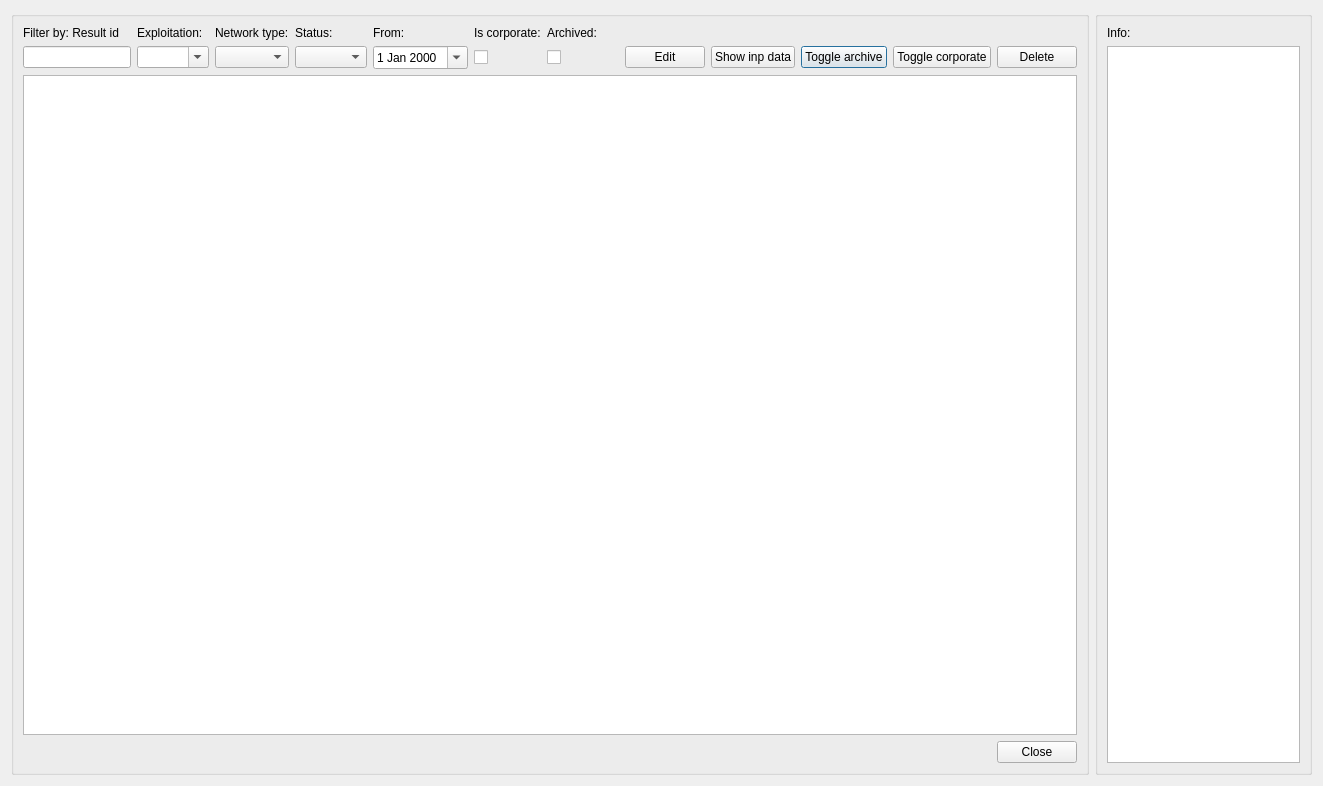
Qt form core/ui/toolbars/epa/go2epa_manager.ui (giswater/plugin) before a commit.
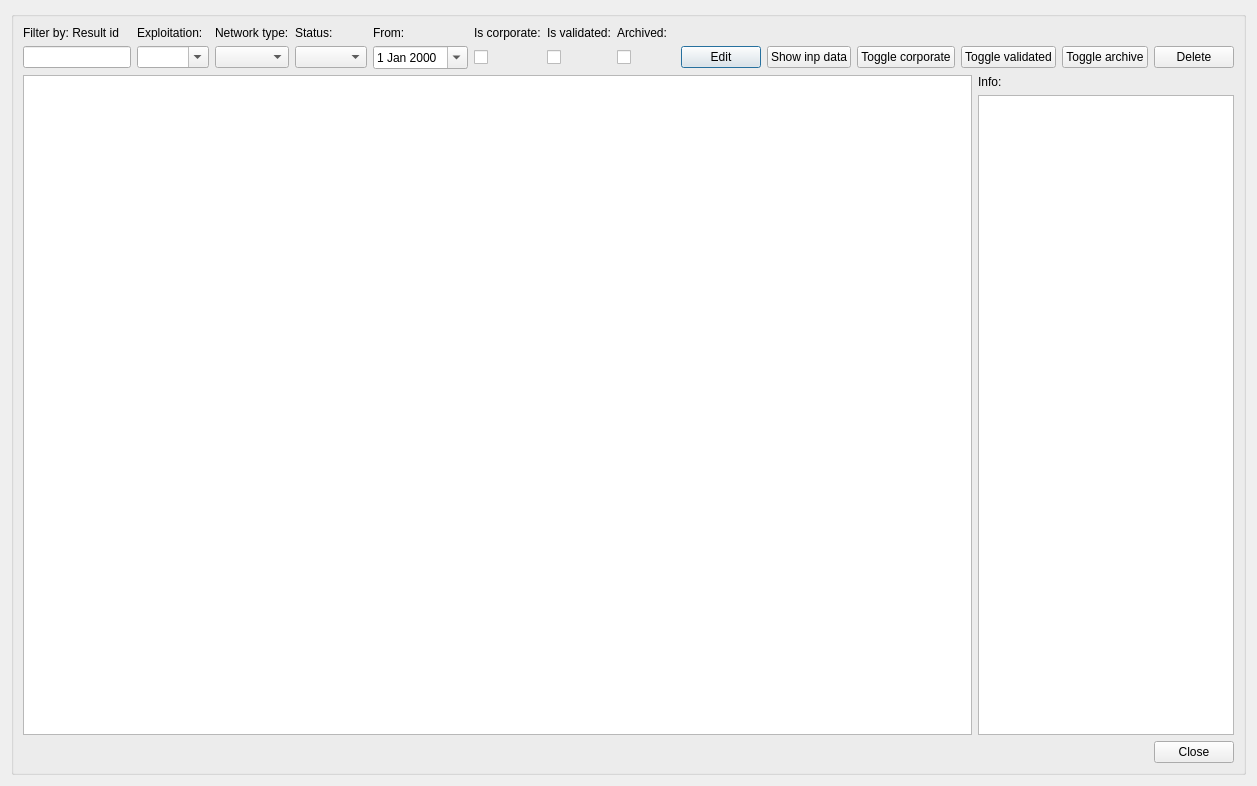
The same form after that commit.

Commit message: feat(go2epa_manager): add isvalidated toggle/filter and drop DEPRECATED EPA status

The edit to the form file:
```diff
--- a/core/ui/toolbars/epa/go2epa_manager.ui
+++ b/core/ui/toolbars/epa/go2epa_manager.ui
@@ -6,7 +6,7 @@
    <rect>
     <x>0</x>
     <y>0</y>
-    <width>1323</width>
+    <width>1257</width>
     <height>786</height>
    </rect>
   </property>
@@ -14,37 +14,6 @@
    <string>Epa result management</string>
   </property>
   <layout class="QGridLayout" name="verticalLayout_4">
-   <item row="1" column="1">
-    <widget class="QGroupBox" name="groupBox">
-     <property name="sizePolicy">
-      <sizepolicy hsizetype="Preferred" vsizetype="Preferred">
-       <horstretch>0</horstretch>
-       <verstretch>0</verstretch>
-      </sizepolicy>
-     </property>
-     <property name="maximumSize">
-      <size>
-       <width>380</width>
-       <height>16777215</height>
-      </size>
-     </property>
-     <property name="title">
-      <string/>
-     </property>
-     <layout class="QGridLayout" name="verticalLayout_3">
-      <item row="0" column="1">
-       <widget class="QLabel" name="label">
-        <property name="text">
-         <string>Info:</string>
-        </property>
-       </widget>
-      </item>
-      <item row="1" column="1">
-       <widget class="QTextEdit" name="tab_log_txt_infolog"/>
-      </item>
-     </layout>
-    </widget>
-   </item>
    <item row="1" column="0">
     <widget class="QGroupBox" name="groupBox_2">
      <property name="sizePolicy">
@@ -59,129 +28,85 @@
      <layout class="QGridLayout" name="gridLayout">
       <item row="0" column="0">
        <layout class="QGridLayout" name="gridLayout_2">
-        <item row="2" column="10">
-         <widget class="QPushButton" name="btn_archive">
-          <property name="text">
-           <string>Toggle archive</string>
-          </property>
-         </widget>
-        </item>
-        <item row="1" column="3">
-         <widget class="QLabel" name="lbl_status">
-          <property name="text">
-           <string>Status:</string>
-          </property>
-         </widget>
-        </item>
-        <item row="2" column="0">
-         <widget class="QLineEdit" name="txt_result_id">
-          <property name="sizePolicy">
-           <sizepolicy hsizetype="Minimum" vsizetype="Fixed">
-            <horstretch>0</horstretch>
-            <verstretch>0</verstretch>
-           </sizepolicy>
-          </property>
-         </widget>
-        </item>
-        <item row="2" column="11">
-         <widget class="QPushButton" name="btn_toggle_corporate">
-          <property name="text">
-           <string>Toggle corporate</string>
-          </property>
-         </widget>
-        </item>
-        <item row="4" column="0" colspan="13">
+        <item row="1" column="0">
          <widget class="QTableView" name="tbl_rpt_cat_result">
           <property name="sortingEnabled">
            <bool>true</bool>
           </property>
          </widget>
         </item>
-        <item row="2" column="3">
-         <widget class="QComboBox" name="cmb_status">
-          <property name="sizePolicy">
-           <sizepolicy hsizetype="Preferred" vsizetype="Fixed">
-            <horstretch>0</horstretch>
-            <verstretch>0</verstretch>
-           </sizepolicy>
-          </property>
-         </widget>
-        </item>
-        <item row="2" column="9">
-         <widget class="QPushButton" name="btn_show_inp_data">
+        <item row="1" column="1">
+         <layout class="QVBoxLayout" name="verticalLayout">
+          <item>
+           <widget class="QLabel" name="label">
           <property name="text">
-           <string>Show inp data</string>
+             <string>Info:</string>
           </property>
          </widget>
         </item>
-        <item row="1" column="0">
+          <item>
+           <widget class="QTextEdit" name="tab_log_txt_infolog">
+            <property name="sizePolicy">
+             <sizepolicy hsizetype="Fixed" vsizetype="Expanding">
+              <horstretch>0</horstretch>
+              <verstretch>0</verstretch>
+             </sizepolicy>
+            </property>
+           </widget>
+          </item>
+         </layout>
+        </item>
+        <item row="0" column="0" colspan="2">
+         <layout class="QGridLayout" name="gridLayout_3">
+          <item row="1" column="1">
+           <widget class="QComboBox" name="cmb_expl">
+            <property name="sizePolicy">
+             <sizepolicy hsizetype="Preferred" vsizetype="Fixed">
+              <horstretch>0</horstretch>
+              <verstretch>0</verstretch>
+             </sizepolicy>
+            </property>
+            <property name="editable">
+             <bool>true</bool>
+            </property>
+           </widget>
+          </item>
+          <item row="0" column="0">
          <widget class="QLabel" name="lbl_result_id">
           <property name="text">
            <string>Filter by: Result id</string>
           </property>
          </widget>
         </item>
-        <item row="2" column="12">
-         <widget class="QPushButton" name="btn_delete">
-          <property name="sizePolicy">
-           <sizepolicy hsizetype="Fixed" vsizetype="Fixed">
-            <horstretch>0</horstretch>
-            <verstretch>0</verstretch>
-           </sizepolicy>
-          </property>
+          <item row="0" column="4">
+           <widget class="QLabel" name="lbl_date_exec_from">
           <property name="text">
-           <string>Delete</string>
+             <string>From:</string>
           </property>
          </widget>
         </item>
-        <item row="1" column="7" rowspan="2">
-         <spacer name="horizontalSpacer_2">
-          <property name="orientation">
-           <enum>Qt::Horizontal</enum>
-          </property>
-          <property name="sizeHint" stdset="0">
-           <size>
-            <width>80</width>
-            <height>20</height>
-           </size>
-          </property>
-         </spacer>
-        </item>
-        <item row="2" column="8">
+          <item row="1" column="9">
          <widget class="QPushButton" name="btn_edit">
           <property name="text">
            <string>Edit</string>
           </property>
          </widget>
         </item>
-        <item row="1" column="1">
-         <widget class="QLabel" name="lbl_expl">
+          <item row="1" column="7">
+           <widget class="QCheckBox" name="chk_archived">
           <property name="text">
-           <string>Exploitation:</string>
+             <string/>
           </property>
          </widget>
         </item>
-        <item row="2" column="1">
-         <widget class="QComboBox" name="cmb_expl">
-          <property name="sizePolicy">
-           <sizepolicy hsizetype="Preferred" vsizetype="Fixed">
-            <horstretch>0</horstretch>
-            <verstretch>0</verstretch>
-           </sizepolicy>
-          </property>
-          <property name="editable">
-           <bool>true</bool>
+          <item row="1" column="13">
+           <widget class="QPushButton" name="btn_archive">
+            <property name="text">
+             <string>Toggle archive</string>
           </property>
          </widget>
         </item>
         <item row="1" column="2">
-         <widget class="QLabel" name="lbl_network_type">
-          <property name="text">
-           <string>Network type:</string>
-          </property>
-         </widget>
-        </item>
-        <item row="2" column="2">
          <widget class="QComboBox" name="cmb_network_type">
           <property name="sizePolicy">
            <sizepolicy hsizetype="Preferred" vsizetype="Fixed">
@@ -191,14 +116,47 @@
           </property>
          </widget>
         </item>
+          <item row="1" column="0">
+           <widget class="QLineEdit" name="txt_result_id">
+            <property name="sizePolicy">
+             <sizepolicy hsizetype="Minimum" vsizetype="Fixed">
+              <horstretch>0</horstretch>
+              <verstretch>0</verstretch>
+             </sizepolicy>
+            </property>
+           </widget>
+          </item>
+          <item row="1" column="3">
+           <widget class="QComboBox" name="cmb_status">
+            <property name="sizePolicy">
+             <sizepolicy hsizetype="Preferred" vsizetype="Fixed">
+              <horstretch>0</horstretch>
+              <verstretch>0</verstretch>
+             </sizepolicy>
+            </property>
+           </widget>
+          </item>
+          <item row="0" column="8" rowspan="2">
+           <spacer name="horizontalSpacer_2">
+            <property name="orientation">
+             <enum>Qt::Horizontal</enum>
+            </property>
+            <property name="sizeHint" stdset="0">
+             <size>
+              <width>80</width>
+              <height>20</height>
+             </size>
+            </property>
+           </spacer>
+          </item>
+          <item row="1" column="12">
+           <widget class="QPushButton" name="btn_toggle_validated">
+            <property name="text">
+             <string>Toggle validated</string>
+            </property>
+           </widget>
+          </item>
         <item row="1" column="4">
-         <widget class="QLabel" name="lbl_date_exec_from">
-          <property name="text">
-           <string>From:</string>
-          </property>
-         </widget>
-        </item>
-        <item row="2" column="4">
          <widget class="QDateEdit" name="date_exec_from">
           <property name="sizePolicy">
            <sizepolicy hsizetype="Preferred" vsizetype="Fixed">
@@ -211,28 +169,83 @@
           </property>
          </widget>
         </item>
-        <item row="2" column="5">
-         <widget class="QCheckBox" name="chk_corporate">
+          <item row="0" column="6">
+           <widget class="QLabel" name="lbl_validated">
           <property name="text">
-           <string/>
+             <string>Is validated:</string>
           </property>
          </widget>
         </item>
-        <item row="2" column="6">
-         <widget class="QCheckBox" name="chk_archived">
+          <item row="0" column="1">
+           <widget class="QLabel" name="lbl_expl">
           <property name="text">
-           <string/>
+             <string>Exploitation:</string>
           </property>
          </widget>
         </item>
-        <item row="1" column="5">
+          <item row="0" column="5">
          <widget class="QLabel" name="lbl_corporate">
           <property name="text">
            <string>Is corporate:</string>
           </property>
          </widget>
         </item>
+          <item row="1" column="10">
+           <widget class="QPushButton" name="btn_show_inp_data">
+            <property name="text">
+             <string>Show inp data</string>
+            </property>
+           </widget>
+          </item>
+          <item row="1" column="14">
+           <widget class="QPushButton" name="btn_delete">
+            <property name="sizePolicy">
+             <sizepolicy hsizetype="Fixed" vsizetype="Fixed">
+              <horstretch>0</horstretch>
+              <verstretch>0</verstretch>
+             </sizepolicy>
+            </property>
+            <property name="text">
+             <string>Delete</string>
+            </property>
+           </widget>
+          </item>
+          <item row="1" column="11">
+           <widget class="QPushButton" name="btn_toggle_corporate">
+            <property name="text">
+             <string>Toggle corporate</string>
+            </property>
+           </widget>
+          </item>
         <item row="1" column="6">
+           <widget class="QCheckBox" name="chk_validated">
+            <property name="text">
+             <string/>
+            </property>
+           </widget>
+          </item>
+          <item row="1" column="5">
+           <widget class="QCheckBox" name="chk_corporate">
+            <property name="text">
+             <string/>
+            </property>
+           </widget>
+          </item>
+          <item row="0" column="2">
+           <widget class="QLabel" name="lbl_network_type">
+            <property name="text">
+             <string>Network type:</string>
+            </property>
+           </widget>
+          </item>
+          <item row="0" column="3">
+           <widget class="QLabel" name="lbl_status">
+            <property name="text">
+             <string>Status:</string>
+            </property>
+           </widget>
+          </item>
+          <item row="0" column="7">
          <widget class="QLabel" name="lbl_archived">
           <property name="text">
            <string>Archived:</string>
@@ -241,6 +254,8 @@
         </item>
        </layout>
       </item>
+       </layout>
+      </item>
       <item row="2" column="0">
        <layout class="QGridLayout" name="lyt_buttons">
         <property name="topMargin">
```
Left out of the diff: 9 changed lines with no effect on the pictures. Lines whose indentation alone changed are shown as unchanged. The commit also changes 22 other files.
